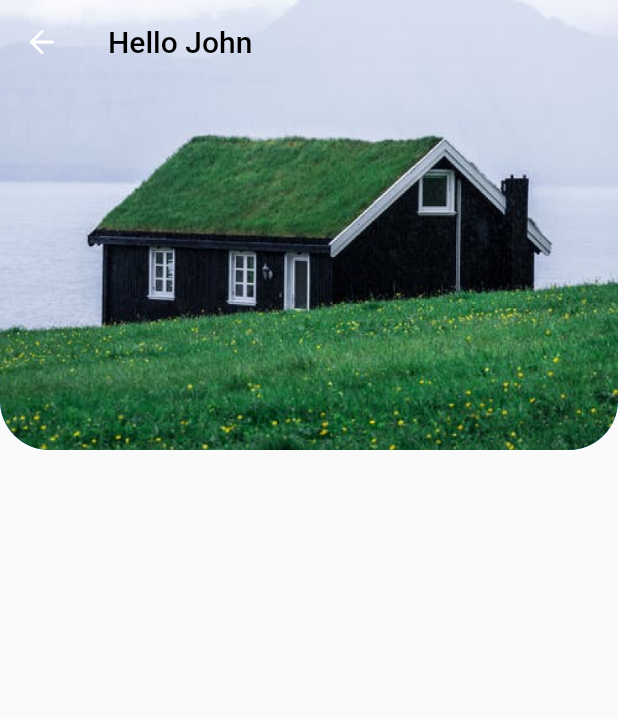
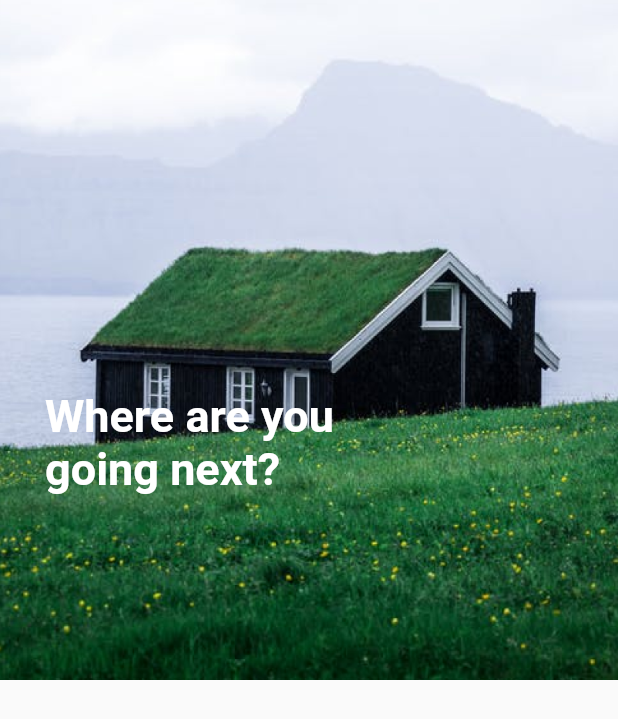
Before and after one commit to akromovk7/Exam, a Flutter app: the MyHomePage screen opened by its route, on a phone screen of 412 x 824 dp. Shown: the top 719 px of the screen. Run offline on Flutter 3.47's test engine with Material 2 defaults, Android fonts, the phone set to English and light mode, and no system bars; our stand-ins replace flutter_svg; network calls fail.

Commit message:
Home Page Yasash Boshlandi

```diff
--- a/lib/screens/home_page.dart
+++ b/lib/screens/home_page.dart
@@ -1,5 +1,4 @@
-import 'package:exam/models/userdata.dart';
-import 'package:exam/screens/widgets/my_app_bar.dart';
+import 'package:exam/core/constants/const.dart';
 import 'package:flutter/material.dart';
 
 class MyHomePage extends StatefulWidget {
@@ -14,13 +13,46 @@ class _MyHomePageState extends State<MyHomePage> {
   @override
   Widget build(BuildContext context) {
     return Scaffold(
-      body: CustomScrollView(
-        slivers: [
-          MyAppBar(
-            title: ("Hello ${Userdata.currentUser.name}"),
-            image: 'assets/images/appbarimage.png',
-          ),
-        ],
+      body: SingleChildScrollView(
+        child: Column(
+          children: [
+            Stack(
+              children: [
+                Container(
+                  width: MediaQuery.of(context).size.width,
+                  height: MediaQuery.of(context).size.height * 0.55,
+                  color: Colors.blueGrey,
+                  child: Image.asset("assets/images/appbarimage.png",
+                      fit: BoxFit.cover),
+                ),
+                Positioned(
+                  child: Column(
+                    crossAxisAlignment: CrossAxisAlignment.start,
+                    children: [
+                      Container(
+                        margin: EdgeInsets.only(top: 260, left: 30),
+                        child: Text(
+                          "Where are you",
+                          style: TextStyle(
+                              color: ConsColors.white,
+                              fontSize: FontsizeConst.ExtraLargeSize,
+                              fontWeight: FontweightConst.bold),
+                        ),
+                      ),
+                      Container(
+                        margin: EdgeInsets.only(left: 30),
+                        child: Text("going next?",style: TextStyle(
+                          color: ConsColors.white,
+                          fontSize: FontsizeConst.ExtraLargeSize,
+                          fontWeight: FontweightConst.bold),),
+                      ),
+                    ],
+                  ),
+                ),
+              ],
+            )
+          ],
+        ),
       ),
     );
   }
```
Also changed, not shown: lib/screens/widgets/my_app_bar.dart (+31 -14 lines), assets/images/Ellipse 105.png (added).
